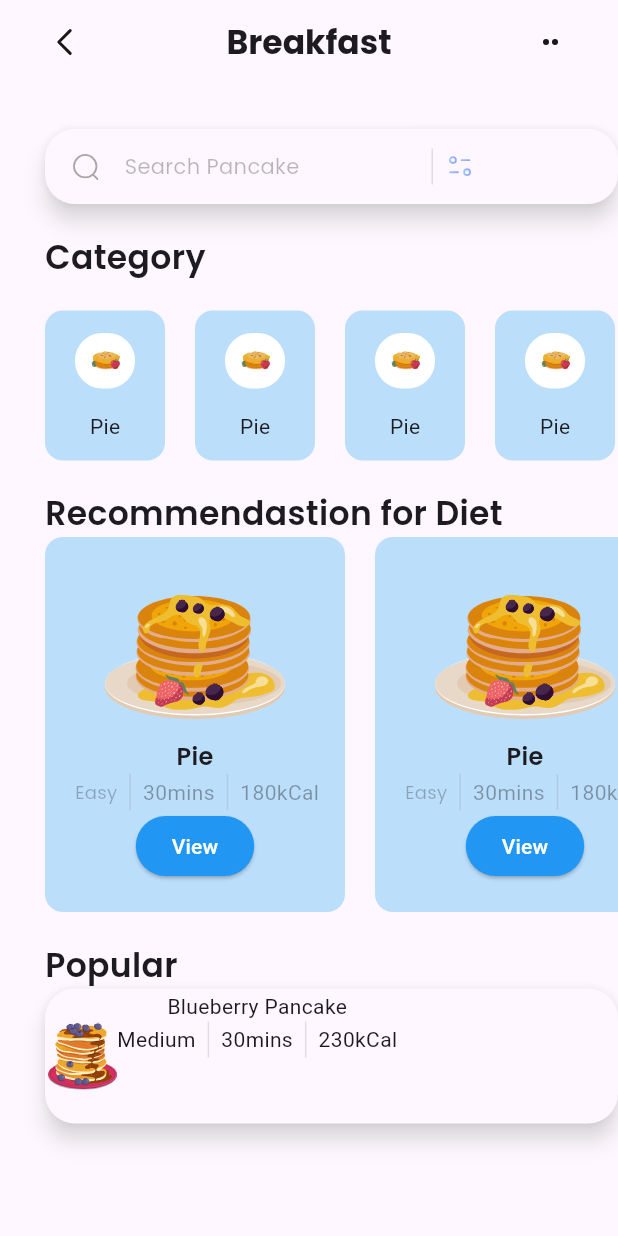
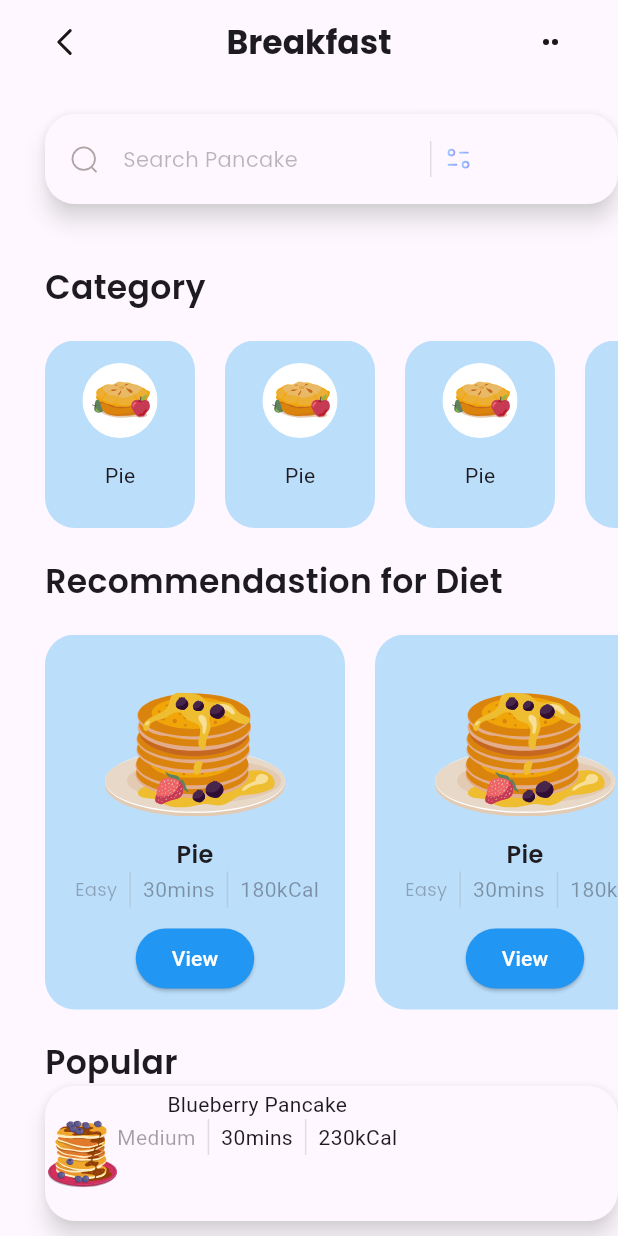
Before and after one commit to mmltcn/Lab-Activity-2, a Flutter app: the screen it shows after launch, on a phone screen of 412 x 824 dp. Run offline on Flutter 3.47's test engine with Material 3 defaults, Android fonts, the phone set to English and light mode, and no system bars; our stand-ins replace flutter_svg.

Commit message:
Update & Clean Code

```diff
--- a/analysis_options.yaml
+++ b/analysis_options.yaml
@@ -1 +1,4 @@
 include: package:flutter_lints/flutter.yaml
+analyzer:
+  errors:
+    deprecated_member_use: ignore
--- a/lib/main.dart
+++ b/lib/main.dart
@@ -1,3 +1,5 @@
+// ignore_for_file: deprecated_member_use
+
 import 'package:flutter/material.dart';
 import 'package:flutter_svg/flutter_svg.dart';
 
@@ -38,19 +40,17 @@ class MainApp extends StatelessWidget {
             padding: const EdgeInsets.only(left: 30),
             scrollDirection: Axis.vertical,
             children: [
-              const SizedBox(height: 30),
+              const SizedBox(height: 20),
               Material(
                 elevation: 6,
                 shadowColor: Colors.grey.shade100,
                 borderRadius: BorderRadius.circular(20.0),
                 child: Container(
-                  width: 300,
-                  height: 50,
+                  height: 60,
                   decoration: BoxDecoration(
                     borderRadius: BorderRadius.circular(20.0),
                     border: Border.all(
                       color: Colors.transparent,
-                      width: 2.0,
                       style: BorderStyle.solid,
                     ),
                   ),
@@ -81,13 +81,12 @@ class MainApp extends StatelessWidget {
                         margin: const EdgeInsets.symmetric(horizontal: 8),
                       ),
                       SvgPicture.asset('assets/icons/Filter.svg'),
-
                     ],
                   ),
                 ),
               ),
 
-              //Container 1
+              SizedBox(height: 20,),
               const SizedBox(height: 20),
                 Container(
                 padding: const EdgeInsets.only(right: 190.0),
@@ -104,117 +103,113 @@ class MainApp extends StatelessWidget {
               //Container 2
               const SizedBox(height: 20),
                 SizedBox(
-                height: 100,
+                height: 125,
                 child: ListView(
                   scrollDirection: Axis.horizontal,
                   children: [
                     Container(
-                      width: 80,
+                      width: 100,
                       decoration: BoxDecoration(
                         color: Colors.blue.shade100,
-                        borderRadius: BorderRadius.circular(12),
+                        borderRadius: BorderRadius.circular(20),
                       ),
                       child: Center(
                         child: Column(
                           children: [
                             const SizedBox(height: 15),
                             Container(
-                              width: 40,
-                              padding: const EdgeInsets.all(10),
+                              width: 50,
+                              height: 50,
+                              padding: const EdgeInsets.all(5),
                               decoration: BoxDecoration(
                                 color: Colors.white,
-                                borderRadius: BorderRadius.circular(18),
+                                borderRadius: BorderRadius.circular(50),
                               ),
                               child: SvgPicture.asset('assets/icons/pie.svg'),
                             ),
                             SizedBox(height: 15,),
-                            Container(
-                              child: Text('Pie'),
-                            ),
+                              Text('Pie'),
                           ],
                         ),
                       ),
                     ),
                     SizedBox(width: 20,),
                     Container(
-                      width: 80,
+                      width: 100,
                       decoration: BoxDecoration(
                         color: Colors.blue.shade100,
-                        borderRadius: BorderRadius.circular(12),
+                        borderRadius: BorderRadius.circular(20),
                       ),
                       child: Center(
                         child: Column(
                           children: [
                             const SizedBox(height: 15),
                             Container(
-                              width: 40,
-                              padding: const EdgeInsets.all(10),
+                              width: 50,
+                              height: 50,
+                              padding: const EdgeInsets.all(5),
                               decoration: BoxDecoration(
                                 color: Colors.white,
-                                borderRadius: BorderRadius.circular(18),
+                                borderRadius: BorderRadius.circular(50),
                               ),
                               child: SvgPicture.asset('assets/icons/pie.svg'),
                             ),
                             SizedBox(height: 15,),
-                            Container(
-                              child: Text('Pie'),
-                            ),
+                            Text('Pie'),
                           ],
                         ),
                       ),
                     ),
                     SizedBox(width: 20,),
                     Container(
-                      width: 80,
+                      width: 100,
                       decoration: BoxDecoration(
                         color: Colors.blue.shade100,
-                        borderRadius: BorderRadius.circular(12),
+                        borderRadius: BorderRadius.circular(20),
                       ),
                       child: Center(
                         child: Column(
                           children: [
                             const SizedBox(height: 15),
                             Container(
-                              width: 40,
-                              padding: const EdgeInsets.all(10),
+                              width: 50,
+                              height: 50,
+                              padding: const EdgeInsets.all(5),
                               decoration: BoxDecoration(
                                 color: Colors.white,
-                                borderRadius: BorderRadius.circular(18),
+                                borderRadius: BorderRadius.circular(50),
                               ),
                               child: SvgPicture.asset('assets/icons/pie.svg'),
                             ),
                             SizedBox(height: 15,),
-                            Container(
-                              child: Text('Pie'),
-                            ),
+                            Text('Pie'),
                           ],
                         ),
                       ),
                     ),
                     SizedBox(width: 20,),
                     Container(
-                      width: 80,
+                      width: 100,
                       decoration: BoxDecoration(
                         color: Colors.blue.shade100,
-                        borderRadius: BorderRadius.circular(12),
+                        borderRadius: BorderRadius.circular(20),
                       ),
                       child: Center(
                         child: Column(
                           children: [
                             const SizedBox(height: 15),
                             Container(
-                              width: 40,
-                              padding: const EdgeInsets.all(10),
+                              width: 50,
+                              height: 50,
+                              padding: const EdgeInsets.all(5),
                               decoration: BoxDecoration(
                                 color: Colors.white,
-                                borderRadius: BorderRadius.circular(18),
+                                borderRadius: BorderRadius.circular(50),
                               ),
                               child: SvgPicture.asset('assets/icons/pie.svg'),
                             ),
                             SizedBox(height: 15,),
-                            Container(
-                              child: Text('Pie'),
-                            ),
+                            Text('Pie'),
                           ],
                         ),
                       ),
@@ -226,7 +221,6 @@ class MainApp extends StatelessWidget {
               //Container 3
               SizedBox(height: 20,),
               Container(
-                child: Container(
                 padding: const EdgeInsets.only(left: 0),
                 child: const Text(
                   'Recommendastion for Diet',
@@ -236,12 +230,8 @@ class MainApp extends StatelessWidget {
                   ),
                 ),
               ),
-              ),
-
-              //Container 4
-              Container(
-                child: Container(
-                child: SizedBox(
+              SizedBox(height: 20,),
+              SizedBox(
                   height: 250,
                   child: ListView(
                     scrollDirection: Axis.horizontal,
@@ -251,7 +241,7 @@ class MainApp extends StatelessWidget {
                       height: 400,
                       decoration: BoxDecoration(
                         color: Colors.blue.shade100,
-                        borderRadius: BorderRadius.circular(12),
+                        borderRadius: BorderRadius.circular(20),
                       ),
                       child: Center(
                         child: Column(
@@ -263,20 +253,18 @@ class MainApp extends StatelessWidget {
                               height: 120,
                               child: SvgPicture.asset('assets/icons/honey-pancakes.svg'),
                             ),
-                            Container(
-                              child: Text('Pie',
+                              Text('Pie',
                               style: TextStyle(
                                 fontFamily: 'CustomFontSemiBold',
                                 fontSize: 16,
                                 ),
                               ),
-                            ),
+
                             Container(
                               padding: const EdgeInsets.only(left: 20),
                               child: Row(
                                 children: [
-                                  Container(
-                                    child: Opacity(
+                                    Opacity(
                                       opacity: 0.3,
                                       child: Text('Easy',
                                     style: TextStyle(
@@ -284,8 +272,7 @@ class MainApp extends StatelessWidget {
                                       fontSize: 12
                                       ),
                                     ),
-                                      )
-                                  ),
+                                      ),
                                   Container(
                                     padding: const EdgeInsets.only(right: 80.0),
                                     height: 24,
@@ -293,16 +280,14 @@ class MainApp extends StatelessWidget {
                                     color: Colors.grey.withOpacity(0.3),
                                     margin: const EdgeInsets.symmetric(horizontal: 8),
                                   ),
-                                  Container(
-                                    child: Opacity(
+                                    Opacity(
                                       opacity: 0.4,
                                       child: Text('30mins',
                                     style: TextStyle(
                                       fontSize: 14,
                                       ),
                                     ),
-                                    )
-                                  ),
+                                    ),
                                   Container(
                                     padding: const EdgeInsets.only(right: 80.0),
                                     height: 24,
@@ -310,20 +295,18 @@ class MainApp extends StatelessWidget {
                                     color: Colors.grey.withOpacity(0.3),
                                     margin: const EdgeInsets.symmetric(horizontal: 8),
                                   ),
-                                  Container(
-                                    child: Opacity(
+                                    Opacity(
                                       opacity: 0.4,
                                       child: Text('180kCal',
                                       style: TextStyle(
                                         fontSize: 14,
                                       ),),
                                     ),
-                                  ),
                                 ],
                               ),
                             ),
-                            Container(
-                              child: Center(
+                            SizedBox(height: 10,),
+                              Center(
                                 child: ElevatedButton(
                                 onPressed: (){},
                                 style: ButtonStyle(
@@ -336,7 +319,6 @@ class MainApp extends StatelessWidget {
                                   ),
                               ),
                               ),
-                            ),
                           ],
                         ),
                       ),
@@ -347,7 +329,7 @@ class MainApp extends StatelessWidget {
                       height: 200,
                       decoration: BoxDecoration(
                         color: Colors.blue.shade100,
-                        borderRadius: BorderRadius.circular(12),
+                        borderRadius: BorderRadius.circular(20),
                       ),
                       child: Center(
                         child: Column(
@@ -359,20 +341,17 @@ class MainApp extends StatelessWidget {
                               height: 120,
                               child: SvgPicture.asset('assets/icons/honey-pancakes.svg'),
                             ),
-                            Container(
-                              child: Text('Pie',
+                              Text('Pie',
                               style: TextStyle(
                                 fontFamily: 'CustomFontSemiBold',
                                 fontSize: 16,
                                 ),
                               ),
-                            ),
                             Container(
                               padding: const EdgeInsets.only(left: 20),
                               child: Row(
                                 children: [
-                                  Container(
-                                    child: Opacity(
+                                  Opacity(
                                       opacity: 0.3,
                                       child: Text('Easy',
                                     style: TextStyle(
@@ -380,8 +359,8 @@ class MainApp extends StatelessWidget {
                                       fontSize: 12
                                       ),
                                     ),
-                                      )
-                                  ),
+                                      ),
+
                                   Container(
                                     padding: const EdgeInsets.only(right: 80.0),
                                     height: 24,
@@ -389,16 +368,14 @@ class MainApp extends StatelessWidget {
                                     color: Colors.grey.withOpacity(0.3),
                                     margin: const EdgeInsets.symmetric(horizontal: 8),
                                   ),
-                                  Container(
-                                    child: Opacity(
+                                    Opacity(
                                       opacity: 0.4,
                                       child: Text('30mins',
                                     style: TextStyle(
                                       fontSize: 14,
                                       ),
                                     ),
-                                    )
-                                  ),
+                                    ),
                                   Container(
                                     padding: const EdgeInsets.only(right: 80.0),
                                     height: 24,
@@ -406,20 +383,18 @@ class MainApp extends StatelessWidget {
                                     color: Colors.grey.withOpacity(0.3),
                                     margin: const EdgeInsets.symmetric(horizontal: 8),
                                   ),
-                                  Container(
-                                    child: Opacity(
+                                  Opacity(
                                       opacity: 0.4,
                                       child: Text('180kCal',
                                       style: TextStyle(
                                         fontSize: 14,
                                       ),),
                                     ),
-                                  ),
                                 ],
                               ),
                             ),
-                            Container(
-                              child: Center(
+                            SizedBox(height: 10,),
+                              Center(
                                 child: ElevatedButton(
                                 onPressed: (){},
                                 style: ButtonStyle(
@@ -432,7 +407,6 @@ class MainApp extends StatelessWidget {
                                   ),
                               ),
                               ),
-                            ),
                           ],
                         ),
                       ),
@@ -440,25 +414,14 @@ class MainApp extends StatelessWidget {
                     ],
                   ),
                 ),
-              ),
-              ),
-
-              //Container 5
               SizedBox(height: 20,),
-              Container(
-                child: Container(
-                child: Text('Popular',
+                Text('Popular',
                 style: TextStyle(
                   fontFamily: 'CustomFontSemiBold',
                   fontSize: 22,
                   ),
                 ),
-              ),
-              ),
-
-              //Container 6
-              Container(
-                child: Material(
+              Material(
                 elevation: 6,
                 shadowColor: Colors.grey.shade100,
                 borderRadius: BorderRadius.circular(20.0),
@@ -475,58 +438,44 @@ class MainApp extends StatelessWidget {
                   ),
                   child: Row(
                     children: [
-                      Container(
-                        child: SvgPicture.asset('assets/icons/blueberry-pancake.svg'),
-                      ),
-                      Container(
-                        child: Column(
+                      SvgPicture.asset('assets/icons/blueberry-pancake.svg'),
+                        Column(
                           children: [
-                            Container(
-                              child: Text('Blueberry Pancake'),
-                            ),
-                            Container(
-                              child: Row(
+                            Text('Blueberry Pancake'),
+                              Row(
                                 children: [
-                                  Container(
-                                    child: Text('Medium'),
-                                  ),
-                                  Container(
-                                    child: Container(
+                                    Opacity(
+                                      opacity: 0.4,
+                                      child: Text('Medium',
+                                    style: TextStyle(
+                                      fontSize: 14,
+                                      ),
+                                    ),
+                                    ),
+                                    Container(
                                       padding: const EdgeInsets.only(right: 80.0),
                                       height: 24,
                                       width: 1,
                                       color: Colors.grey.withOpacity(0.3),
                                       margin: const EdgeInsets.symmetric(horizontal: 8),
                                     ),
-                                  ),
-                                  Container(
-                                    child: Text('30mins'),
-                                  ),
-                                  Container(
-                                    child: Container(
+                                    Text('30mins'),
+                                    Container(
                                       padding: const EdgeInsets.only(right: 80.0),
                                       height: 24,
                                       width: 1,
                                       color: Colors.grey.withOpacity(0.3),
                                       margin: const EdgeInsets.symmetric(horizontal: 8),
                                     ),
-                                  ),
-                                  Container(
-                                    child: Text('230kCal'),
-                                  ),
+                                    Text('230kCal'),
                                 ],
                               ),
-                            )
                           ],
                         ),
-                      ),
                     ],
                   ),
                 ),
               ),
-              ),
-
-              //Container 7
             ],
           ),
         ),
```
